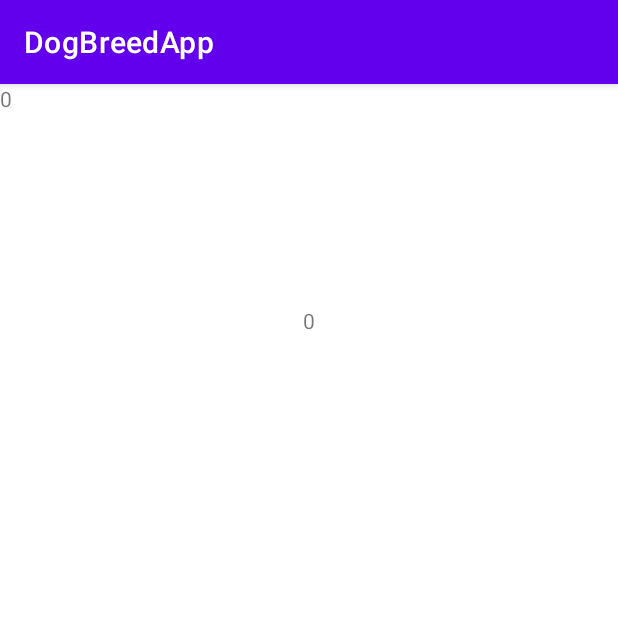
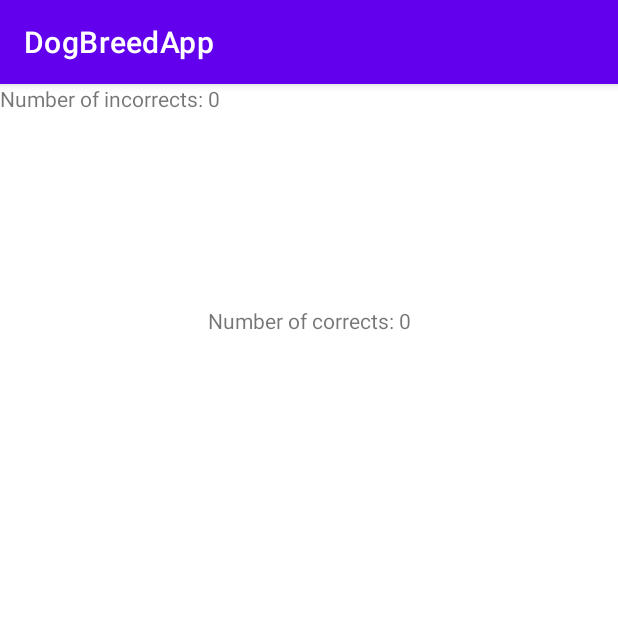
Before and after one commit to shemil076/Dog-Breed-App, an Android app: the SecondActivity screen opened directly, with no data from a screen before it, on a phone screen of 412 x 824 dp, the top half of it. Run offline under Robolectric (Android 15) with nearby library versions, the phone set to English and light mode, and no system bars.

Commit message:
95% done in back end

```diff
--- a/app/src/main/java/com/example/dogbreedapp/MainActivity.kt
+++ b/app/src/main/java/com/example/dogbreedapp/MainActivity.kt
@@ -110,8 +110,8 @@ class MainActivity : AppCompatActivity() {
 
         finishBtn.setOnClickListener {
             val secondActivityIntent = Intent(this, SecondActivity::class.java)
-            intent.putExtra("correct", correctCount)
-            intent.putExtra("wrong", incorrectCount)
+            secondActivityIntent.putExtra("correct", correctCount)
+            secondActivityIntent.putExtra("wrong", incorrectCount)
             Toast.makeText(this, "Moving on...", Toast.LENGTH_SHORT).show()
             startActivity(secondActivityIntent)
         }
--- a/app/src/main/java/com/example/dogbreedapp/SecondActivity.kt
+++ b/app/src/main/java/com/example/dogbreedapp/SecondActivity.kt
@@ -15,8 +15,8 @@ class SecondActivity : AppCompatActivity() {
         var correctCount = intent.getIntExtra("correct",0)
         var incorrectCount = intent.getIntExtra("wrong",0)
 
-        displayCorrect.text = correctCount.toString()
-        displayWrong.text = incorrectCount.toString()
+        displayCorrect.text = "Number of corrects: " + correctCount.toString()
+        displayWrong.text = "Number of incorrects: " + incorrectCount.toString()
 
 
     }
```
